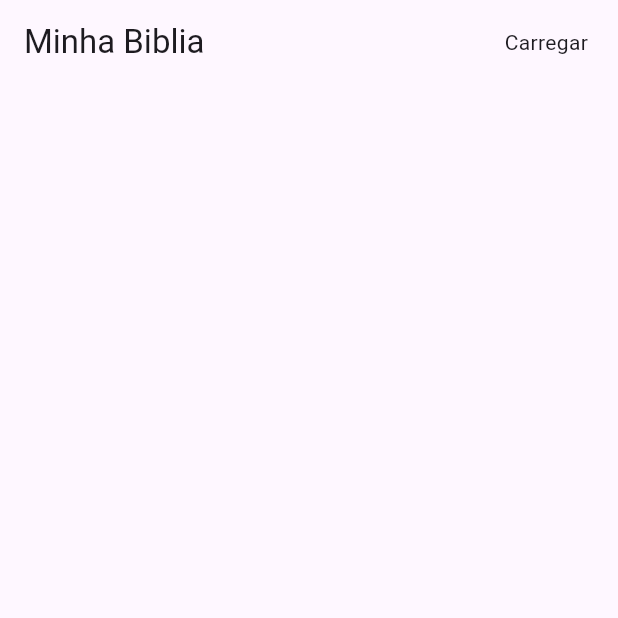
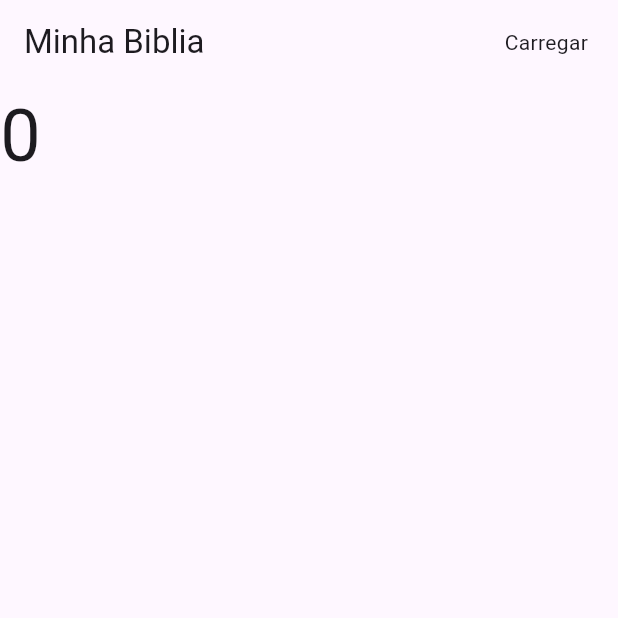
Before and after one commit to wstagf/ConstrucaoSoft-Flutter-Fatesg-2025.2, a Flutter app: the screen it shows after launch, after a tap on "Carregar", on a phone screen of 412 x 824 dp, the top half of it. Run offline on Flutter 3.47's test engine with Material 3 defaults, Android fonts, the phone set to English and light mode, and no system bars; our stand-ins replace flutter_svg, fluttertoast; network calls fail.

Commit message:
carregando a lista de livros

```diff
--- a/Aula11/client_api/lib/listaPage.dart
+++ b/Aula11/client_api/lib/listaPage.dart
@@ -11,9 +11,10 @@ class ListaPage extends StatefulWidget {
 }
 
 class _ListaPageState extends State<ListaPage> {
+  var listaLivros = [];
   void carregarDados() async {
     var response = await http.get(
-      Uri.parse("https://bible-api.com/Jo%C3%A3o+3:16?translation=almeida"),
+      Uri.parse("https://bible-api.com/data/almeida"),
     );
 
     print(response);
@@ -22,6 +23,9 @@ class _ListaPageState extends State<ListaPage> {
         convert.jsonDecode(response.body) as Map<String, dynamic>;
 
     print(jsonResponse);
+    setState(() {
+      listaLivros = jsonResponse["books"];
+    });
   }
 
   @override
@@ -42,7 +46,12 @@ class _ListaPageState extends State<ListaPage> {
         ],
       ),
       body: Column(
-        children: [],
+        children: [
+          Text(
+            listaLivros.length.toString(),
+            style: TextStyle(fontSize: 48),
+          ),
+        ],
       ),
     );
   }
```
